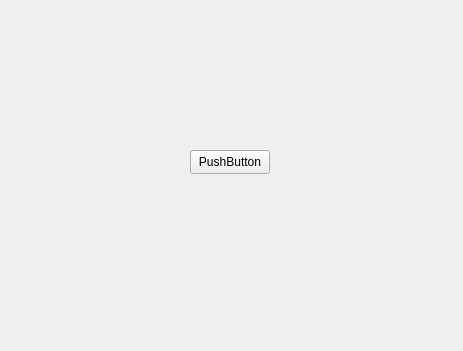
Above: EmployeeWindow/employeewindow.ui from FireSpirit171/BookShop before the change. Below: the same form after it.
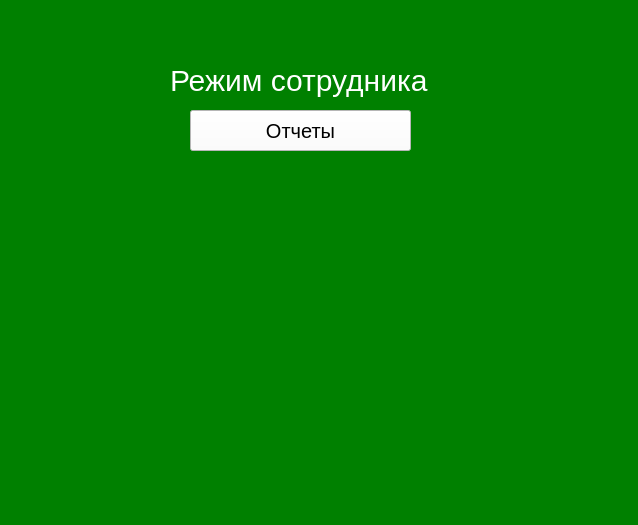
That is the form after the change.

Commit message: Все заказы (режим Сотрудника)

```diff
--- a/EmployeeWindow/employeewindow.ui
+++ b/EmployeeWindow/employeewindow.ui
@@ -6,24 +6,49 @@
    <rect>
     <x>0</x>
     <y>0</y>
-    <width>463</width>
-    <height>351</height>
+    <width>638</width>
+    <height>525</height>
    </rect>
   </property>
   <property name="windowTitle">
    <string>Form</string>
   </property>
-  <widget class="QPushButton" name="pushButton">
+  <property name="styleSheet">
+   <string notr="true">background-color: green;</string>
+  </property>
+  <widget class="QPushButton" name="reports">
    <property name="geometry">
     <rect>
      <x>190</x>
-     <y>150</y>
-     <width>80</width>
-     <height>24</height>
+     <y>110</y>
+     <width>221</width>
+     <height>41</height>
     </rect>
    </property>
+   <property name="styleSheet">
+    <string notr="true">background-color: white;
+color: black;
+font-size: 20px</string>
+   </property>
    <property name="text">
-    <string>PushButton</string>
+    <string>Отчеты</string>
+   </property>
+  </widget>
+  <widget class="QLabel" name="label">
+   <property name="geometry">
+    <rect>
+     <x>170</x>
+     <y>60</y>
+     <width>271</width>
+     <height>41</height>
+    </rect>
+   </property>
+   <property name="styleSheet">
+    <string notr="true">font-size: 30px;
+color:white</string>
+   </property>
+   <property name="text">
+    <string>Режим сотрудника</string>
    </property>
   </widget>
  </widget>
```
The commit also changes 14 other files.
